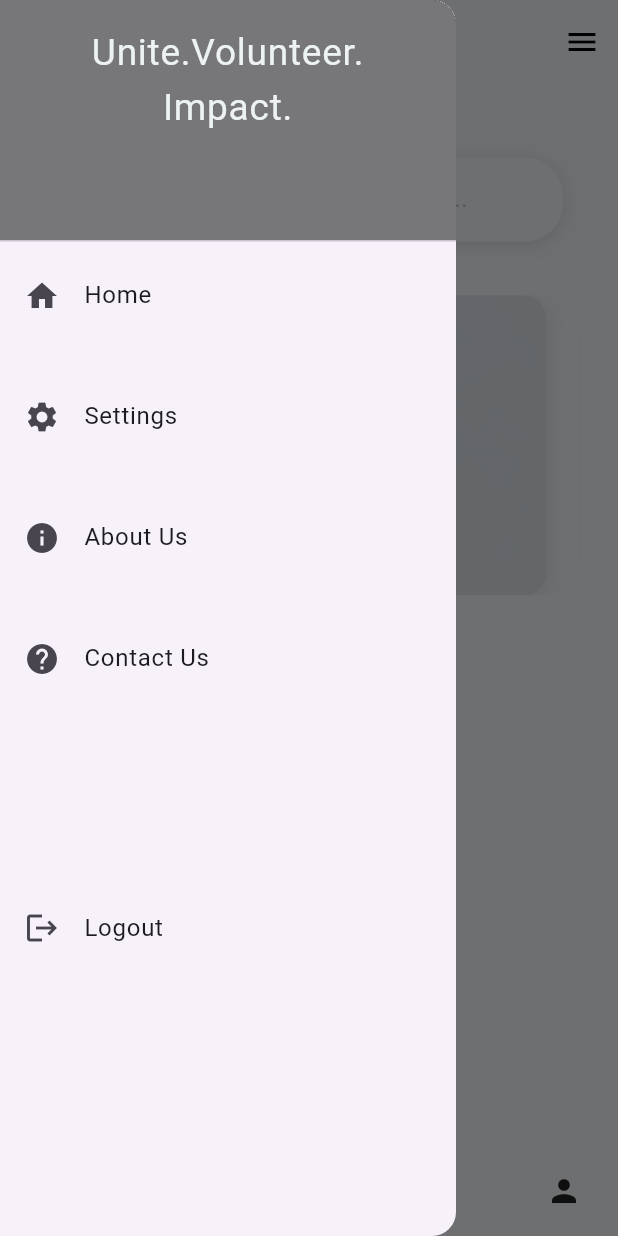
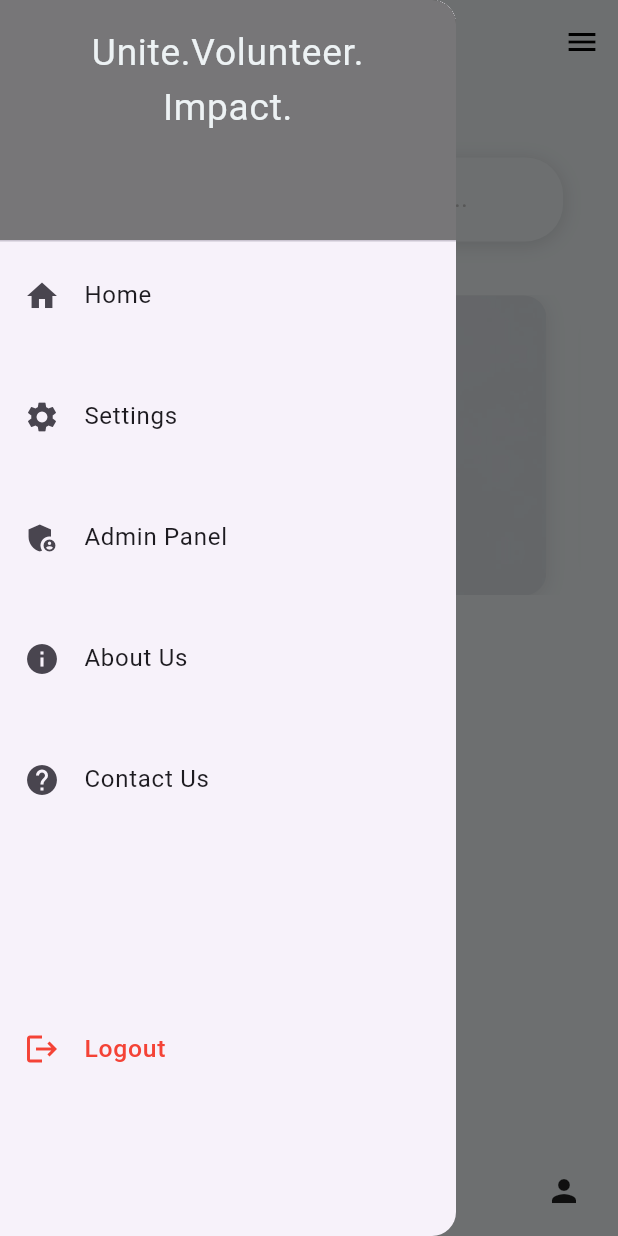
Before and after one commit to Raferane/mafe, a Flutter app: the HomeScreen screen opened by its route, with the side drawer open, on a phone screen of 412 x 824 dp. Run offline on Flutter 3.47's test engine with Material 3 defaults, Android fonts, the phone set to English and light mode, and no system bars; drawn by our look-alikes of carousel_slider, salomon_bottom_bar; our stand-ins replace cloud_firestore, firebase_auth, firebase_core, get, google_sign_in; accounts and stored records are empty.

Commit message:
Add Admin Panel v1

```diff
--- a/lib/Views/home_screen.dart
+++ b/lib/Views/home_screen.dart
@@ -8,6 +8,7 @@ import 'package:unity_project/Views/Bottom_screens/Favorites/favorites_screen.da
 import 'package:unity_project/Views/Bottom_screens/profile/profile_screen.dart';
 import 'package:unity_project/Views/Bottom_screens/search/search_screen.dart';
 import 'package:unity_project/models/services/app_service.dart';
+import 'package:unity_project/routes/app_routes.dart';
 
 class HomeScreen extends StatefulWidget {
   const HomeScreen({super.key});
@@ -75,7 +76,15 @@ class _HomeScreenState extends State<HomeScreen> {
               leading: Icon(Icons.settings),
               title: Text('Settings'),
               onTap: () {
-                Navigator.pop(context);
+                Get.toNamed(AppRoutes.settings);
+              },
+            ),
+            SizedBox(height: height * 0.03),
+            ListTile(
+              leading: Icon(Icons.admin_panel_settings),
+              title: Text('Admin Panel'),
+              onTap: () {
+                Get.toNamed(AppRoutes.adminpanel);
               },
             ),
             SizedBox(height: height * 0.03),
@@ -96,8 +105,15 @@ class _HomeScreenState extends State<HomeScreen> {
             ),
             SizedBox(height: height * 0.15),
             ListTile(
-              leading: Icon(Icons.logout),
-              title: Text('Logout'),
+              leading: Icon(Icons.logout, color: Colors.red),
+              title: Text(
+                'Logout',
+                style: TextStyle(
+                  color: Colors.red,
+                  fontSize: width * 0.04,
+                  fontWeight: FontWeight.w500,
+                ),
+              ),
               onTap: () {
                 Get.find<AppService>().signOut();
               },
--- a/lib/routes/app_routes.dart
+++ b/lib/routes/app_routes.dart
@@ -7,5 +7,7 @@ class AppRoutes {
   static const String profile = '/profile';
   static const String search = '/search';
   static const String favorites = '/favorites';
+  static const String adminpanel = '/adminpanel';
+  static const String settings = '/settings';
   static const String editProfile = '/editProfile';
 }
--- a/lib/routes/pages.dart
+++ b/lib/routes/pages.dart
@@ -1,4 +1,5 @@
 import 'package:get/get.dart';
+import 'package:unity_project/Views/Admin_panel/admin_panel_screen.dart';
 import 'package:unity_project/Views/Bottom_screens/Favorites/favorites_screen.dart';
 import 'package:unity_project/Views/Bottom_screens/profile/edit_profile_screen.dart';
 import 'package:unity_project/Views/Bottom_screens/profile/profile_screen.dart';
@@ -8,6 +9,7 @@ import 'package:unity_project/Views/Welcome/welcome_screen.dart';
 import 'package:unity_project/Views/Login/login_screen.dart';
 import 'package:unity_project/Views/register/register_screen.dart';
 import 'package:unity_project/Views/home_screen.dart';
+import 'package:unity_project/Views/settings/settings_screen.dart';
 import 'package:unity_project/models/bindings/auth_bindings.dart';
 import 'package:unity_project/middleware/auth_middleware.dart';
 import 'package:unity_project/models/bindings/edit_profile_binding.dart';
@@ -43,4 +45,6 @@ final List<GetPage> appPages = [
     page: () => EditProfileScreen(),
     binding: EditProfileBinding(),
   ),
+  GetPage(name: AppRoutes.adminpanel, page: () => AdminPanelScreen()),
+  GetPage(name: AppRoutes.settings, page: () => SettingsScreen()),
 ];
```
Also changed, not shown: lib/Views/Admin_panel/admin_components/admin_tab_bar_view.dart (added, +92 -0 lines), lib/Views/Admin_panel/admin_panel_screen.dart (added, +39 -0 lines), lib/Views/settings/settings_screen.dart (added, +10 -0 lines).
